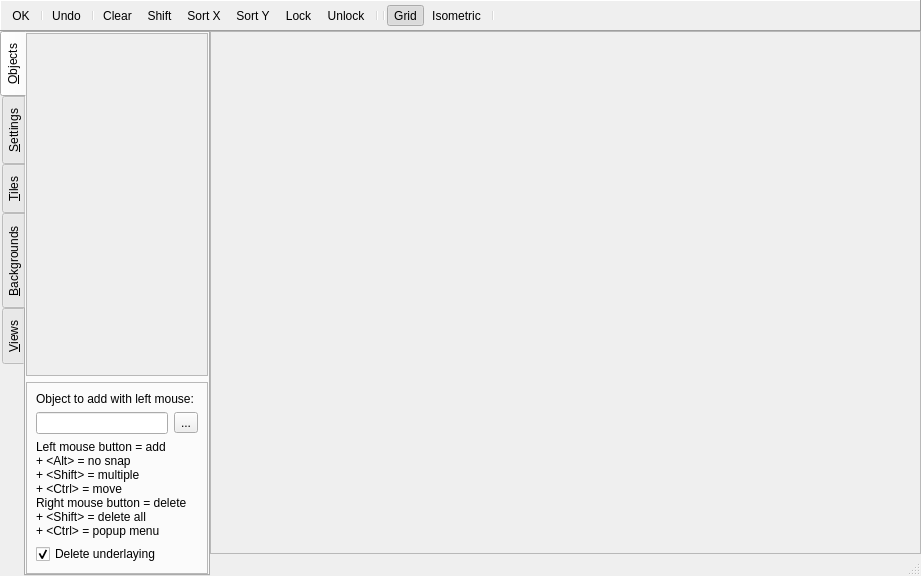
0xFEEDC0DE64/QtGameMaker, file src/editor/dialogs/roompropertiesdialog.ui: the form before one commit.
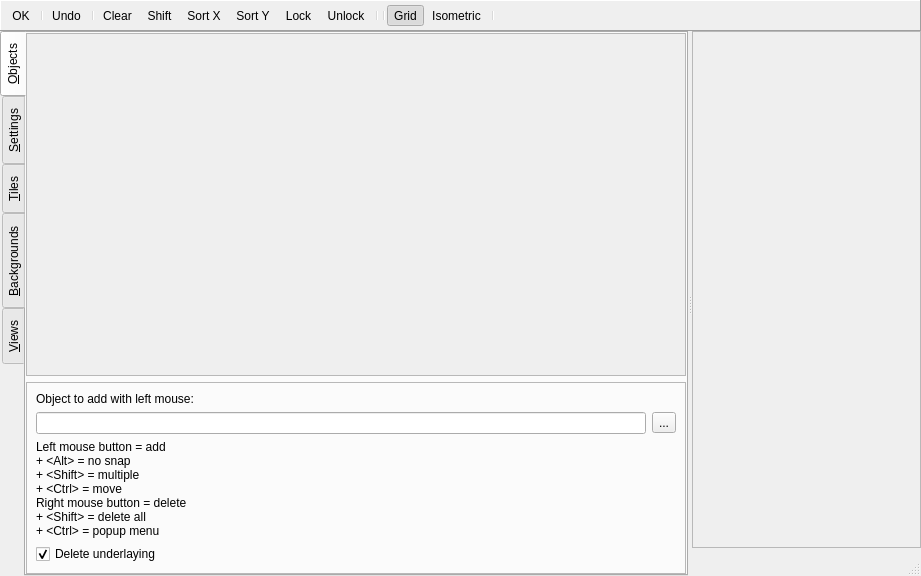
The form after the commit. Icons and pictures are not drawn. Custom widgets are drawn as their Qt base class.

The edit to the form file:
```diff
--- a/src/editor/dialogs/roompropertiesdialog.ui
+++ b/src/editor/dialogs/roompropertiesdialog.ui
@@ -92,8 +92,10 @@
     </widget>
    </item>
    <item>
-    <layout class="QHBoxLayout" name="horizontalLayout" stretch="0,1">
-     <item>
+    <widget class="QSplitter" name="splitter">
+     <property name="orientation">
+      <enum>Qt::Horizontal</enum>
+     </property>
       <widget class="QTabWidget" name="tabWidget">
        <property name="tabPosition">
         <enum>QTabWidget::West</enum>
@@ -131,8 +133,8 @@
              <rect>
               <x>0</x>
               <y>0</y>
-              <width>222</width>
-              <height>331</height>
+             <width>683</width>
+             <height>333</height>
              </rect>
             </property>
             <property name="alignment">
@@ -378,9 +380,8 @@
         </attribute>
        </widget>
       </widget>
-     </item>
-     <item>
-      <layout class="QVBoxLayout" name="verticalLayout_7" stretch="1,0">
+     <widget class="QWidget" name="layoutWidget">
+      <layout class="QVBoxLayout">
        <item>
         <widget class="QScrollArea" name="scrollAreaRoom">
          <property name="alignment">
@@ -402,8 +403,8 @@
         <widget class="QStatusBar" name="statusbar"/>
        </item>
       </layout>
-     </item>
-    </layout>
+     </widget>
+    </widget>
    </item>
   </layout>
   <action name="actionOk">
```
Left out of the diff: 26 changed lines with no effect on the pictures. Lines whose indentation alone changed are shown as unchanged.
